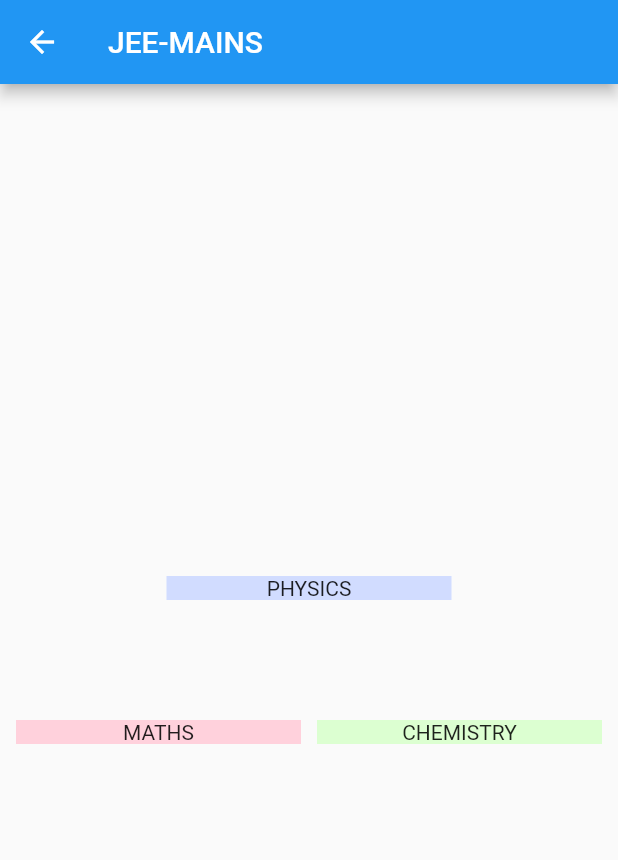
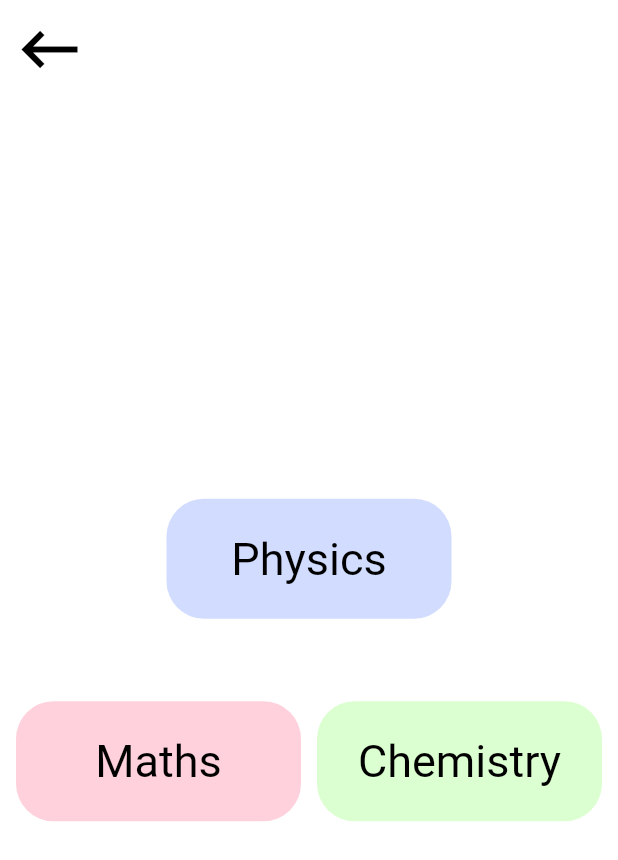
Before and after one commit to rishabh-0904/SmartyJee, a Flutter app: the JeePage screen opened directly, on a phone screen of 412 x 824 dp. Shown: the top 860 px of the screen. Run offline on Flutter 3.47's test engine with Material 2 defaults, Android fonts, the phone set to English and light mode, and no system bars.

Commit message:
Subject Page added

```diff
--- /dev/null
+++ b/lib/constant.dart
@@ -0,0 +1,5 @@
+import 'package:flutter/material.dart';
+
+const kSubStyle =
+    TextStyle(fontSize: 30.0, fontWeight: FontWeight.w400, color: Colors.black);
+const int x = 10;
--- a/lib/jee_mains.dart
+++ b/lib/jee_mains.dart
@@ -1,5 +1,8 @@
 import 'package:flutter/material.dart';
+import 'package:jee/chemistry.dart';
+import 'package:jee/maths.dart';
 import 'package:jee/widgets.dart';
+import 'package:jee/physics.dart';
 
 class JeePage extends StatelessWidget {
   // const ({Key? key}) : super(key: key);
@@ -7,24 +10,52 @@ class JeePage extends StatelessWidget {
   @override
   Widget build(BuildContext context) {
     return Scaffold(
+      backgroundColor: Colors.white,
       appBar: AppBar(
-        title: Text('JEE-MAINS'),
+        leading: IconButton(
+          icon: Icon(Icons.keyboard_backspace),
+          color: Colors.black,
+          iconSize: 50,
+          onPressed: () {
+            Navigator.pop(context);
+          },
+        ),
+        elevation: 0.0,
+        backgroundColor: Colors.white,
       ),
       body: Column(
         mainAxisAlignment: MainAxisAlignment.center,
         crossAxisAlignment: CrossAxisAlignment.center,
         children: [
-          SubjectsContainer(
-            clr: Color(0xFFD1DCFF),
-            sub: "PHYSICS",
+          GestureDetector(
+            onTap: () {
+              Navigator.push(
+                  context, MaterialPageRoute(builder: (context) => Physics()));
+            },
+            child: SubjectsContainer(
+              clr: Color(0xFFD1DCFF),
+              sub: "Physics",
+            ),
           ),
           Container(
-            padding: EdgeInsets.only(top: 80.0),
+            padding: EdgeInsets.only(top: 55.0),
             child: Row(
               mainAxisAlignment: MainAxisAlignment.spaceEvenly,
               children: [
-                SubjectsContainer(sub: 'MATHS', clr: Color(0xffffd1dc)),
-                SubjectsContainer(sub: 'CHEMISTRY', clr: Color(0xffDCFFd1)),
+                GestureDetector(
+                    onTap: () {
+                      Navigator.push(context,
+                          MaterialPageRoute(builder: (context) => Maths()));
+                    },
+                    child: SubjectsContainer(
+                        sub: 'Maths', clr: Color(0xffffd1dc))),
+                GestureDetector(
+                    onTap: () {
+                      Navigator.push(context,
+                          MaterialPageRoute(builder: (context) => Chemistry()));
+                    },
+                    child: SubjectsContainer(
+                        sub: 'Chemistry', clr: Color(0xffDCFFd1))),
               ],
             ),
           )
--- a/lib/widgets.dart
+++ b/lib/widgets.dart
@@ -1,6 +1,5 @@
 import 'package:flutter/material.dart';
 import 'package:jee/constant.dart';
-
 
 class SubjectsContainer extends StatelessWidget {
   SubjectsContainer({@required this.sub, @required this.clr});
@@ -9,13 +8,17 @@ class SubjectsContainer extends StatelessWidget {
   @override
   Widget build(BuildContext context) {
     return Container(
-      // height: 80.0,
+      decoration:
+          // color: clr,
+          BoxDecoration(
+              color: clr,
+              borderRadius: BorderRadius.all(Radius.circular(25.0))),
+      height: 80.0,
       width: 190.0,
-      color: clr,
       child: Center(
         child: Text(
           sub,
-          // style: kSubStyle,
+          style: kSubStyle,
         ),
       ),
     );
```
Also changed, not shown: lib/biology.dart (added, +75 -0 lines), lib/chemistry.dart (added, +75 -0 lines), lib/maths.dart (added, +75 -0 lines), lib/neet.dart (+38 -7 lines), lib/physics.dart (added, +75 -0 lines), 1 other file.
